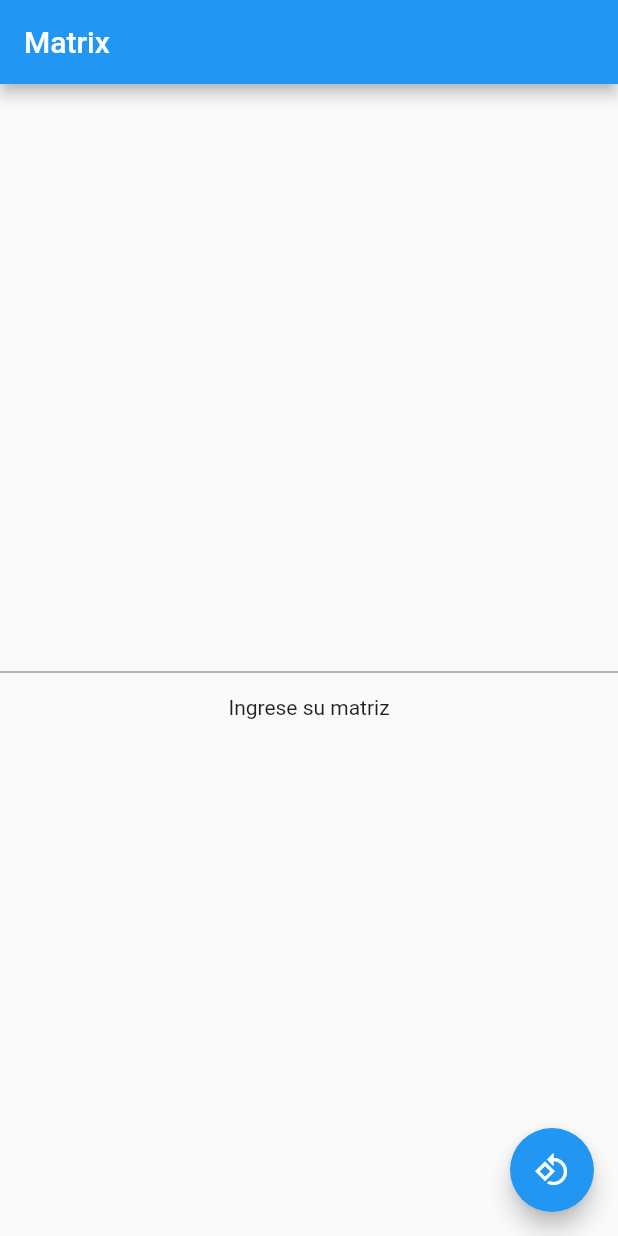
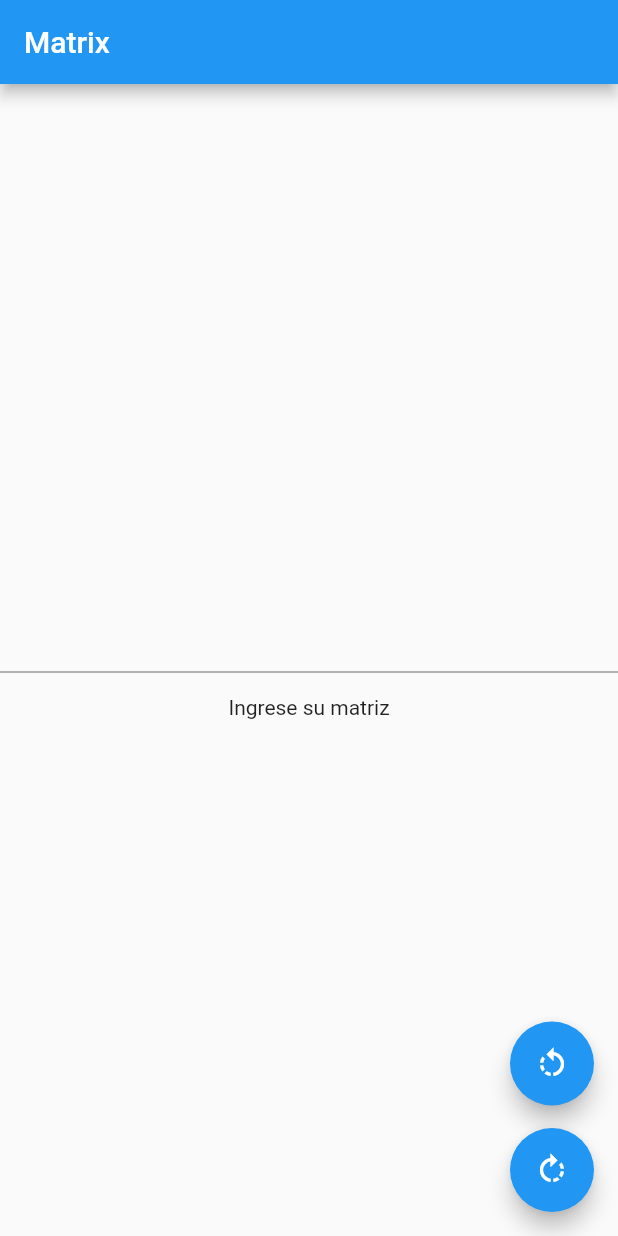
Before and after one commit to hacksy/test_matrix_rotation, a Flutter app: the screen it shows after launch, on a phone screen of 412 x 824 dp. Run offline on Flutter 3.47's test engine with Material 2 defaults, Android fonts, the phone set to English and light mode, and no system bars; our stand-ins replace equatable, flutter_bloc.

Commit message:
Add button to rotate clockwise

```diff
--- a/lib/presentation/widgets/matrix/floating_matrix_button.dart
+++ b/lib/presentation/widgets/matrix/floating_matrix_button.dart
@@ -7,13 +7,26 @@ class FloatingMatrixButton extends StatelessWidget {
   Widget build(BuildContext context) {
     return BlocBuilder<MatrixCubit, MatrixState>(
         builder: (BuildContext context, MatrixState state) {
-      return FloatingActionButton(
-        onPressed: state.status == MatrixStatus.valid
-            ? () {
-                BlocProvider.of<MatrixCubit>(context).counterRotate();
-              }
-            : null,
-        child: Icon(Icons.rotate_90_degrees_ccw),
+      return Column(
+        mainAxisAlignment: MainAxisAlignment.end,
+        children: [
+          FloatingActionButton(
+            onPressed: state.status == MatrixStatus.valid
+                ? () {
+                    BlocProvider.of<MatrixCubit>(context).counterRotate();
+                  }
+                : null,
+            child: Icon(Icons.rotate_left),
+          ),
+          SizedBox(height: 15),
+          FloatingActionButton(
+              onPressed: state.status == MatrixStatus.valid
+                  ? () {
+                      BlocProvider.of<MatrixCubit>(context).rotate();
+                    }
+                  : null,
+              child: Icon(Icons.rotate_right)),
+        ],
       );
     });
   }
```
